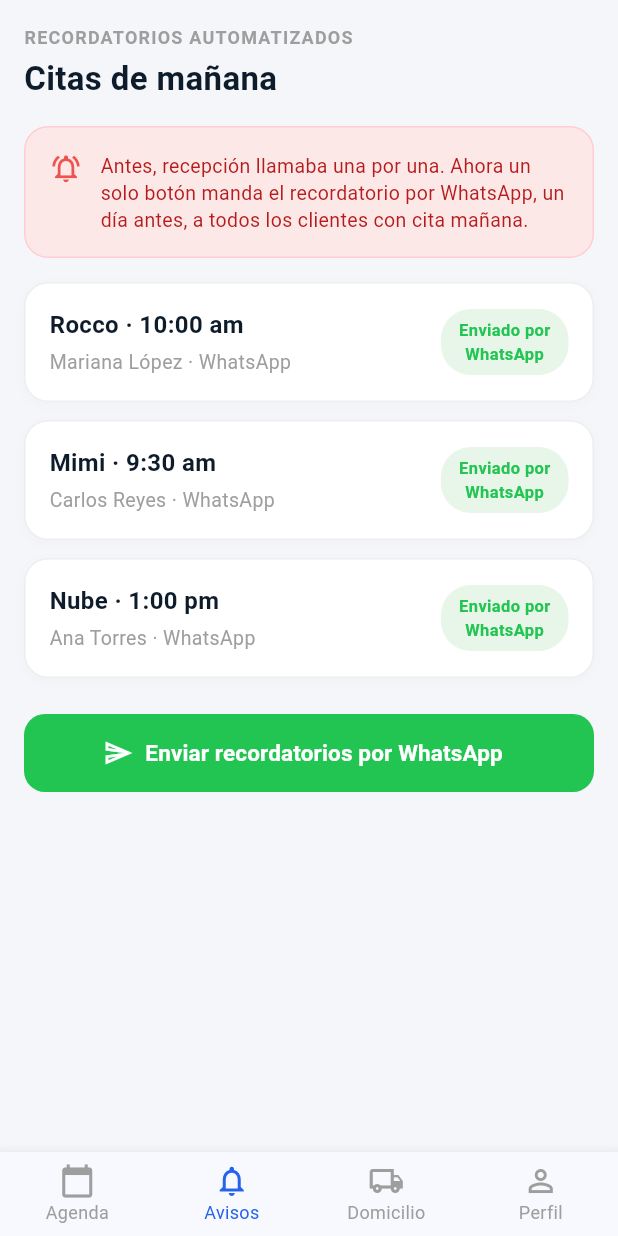
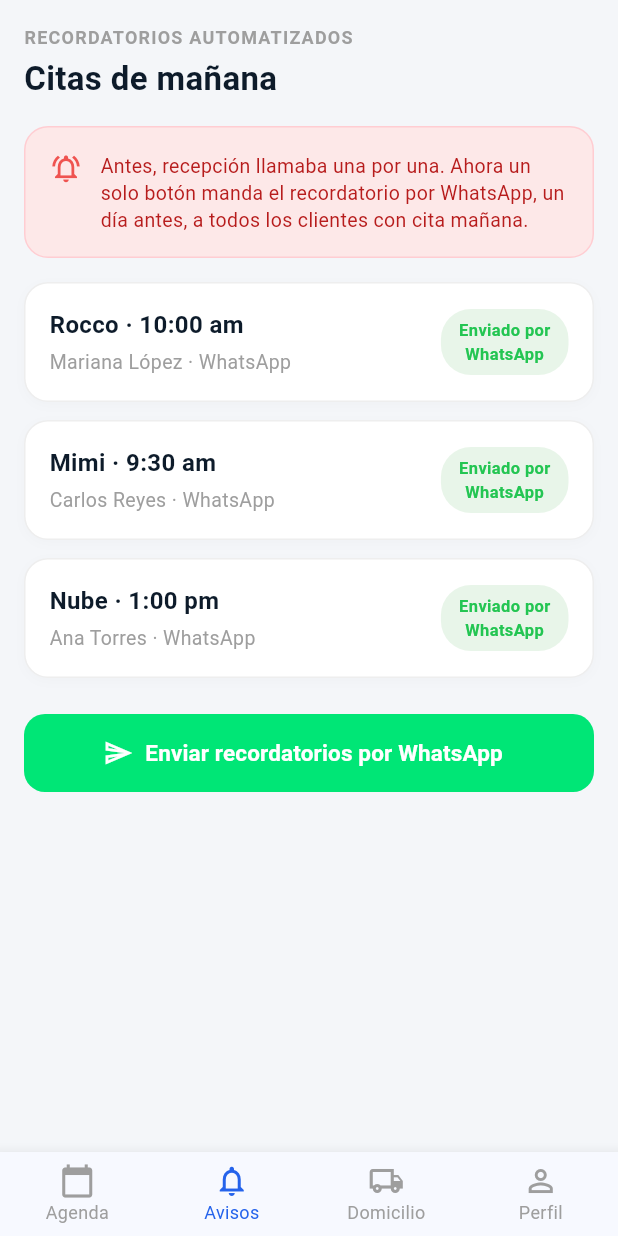
Before and after one commit to Diegoo-13/vet_innis_recepcion, a Flutter app: the screen it shows after launch, item 2 of the bottom bar chosen, on a phone screen of 412 x 824 dp. Run offline on Flutter 3.47's test engine with Material 3 defaults, Android fonts, the phone set to English and light mode, and no system bars.

Commit message:
Agregada pantalla de avisos y diseño de botones

```diff
--- a/lib/features/reception/presentation/screens/avisos/avisos_screen.dart
+++ b/lib/features/reception/presentation/screens/avisos/avisos_screen.dart
@@ -7,7 +7,7 @@
   @override
   Widget build(BuildContext context) {
     // El tono de verde brillante que definimos para WhatsApp
-    final Color verdeWhatsapp = const Color(0xFF25D366);
+    final Color verdeWhatsapp = const Color(0xFF00E676);
 
     return Scaffold(
       backgroundColor: const Color(0xFFF4F6F9),
@@ -81,7 +81,7 @@
                 height: 52,
                 child: ElevatedButton.icon(
                   style: ElevatedButton.styleFrom(
-                    backgroundColor: const Color(0xFF23C552), // Azul principal
+                    backgroundColor: verdeWhatsapp, // Verde WhatsApp (0xFF00E676)
                     foregroundColor: Colors.white,
                     shape: RoundedRectangleBorder(
                       borderRadius: BorderRadius.circular(14),
```
